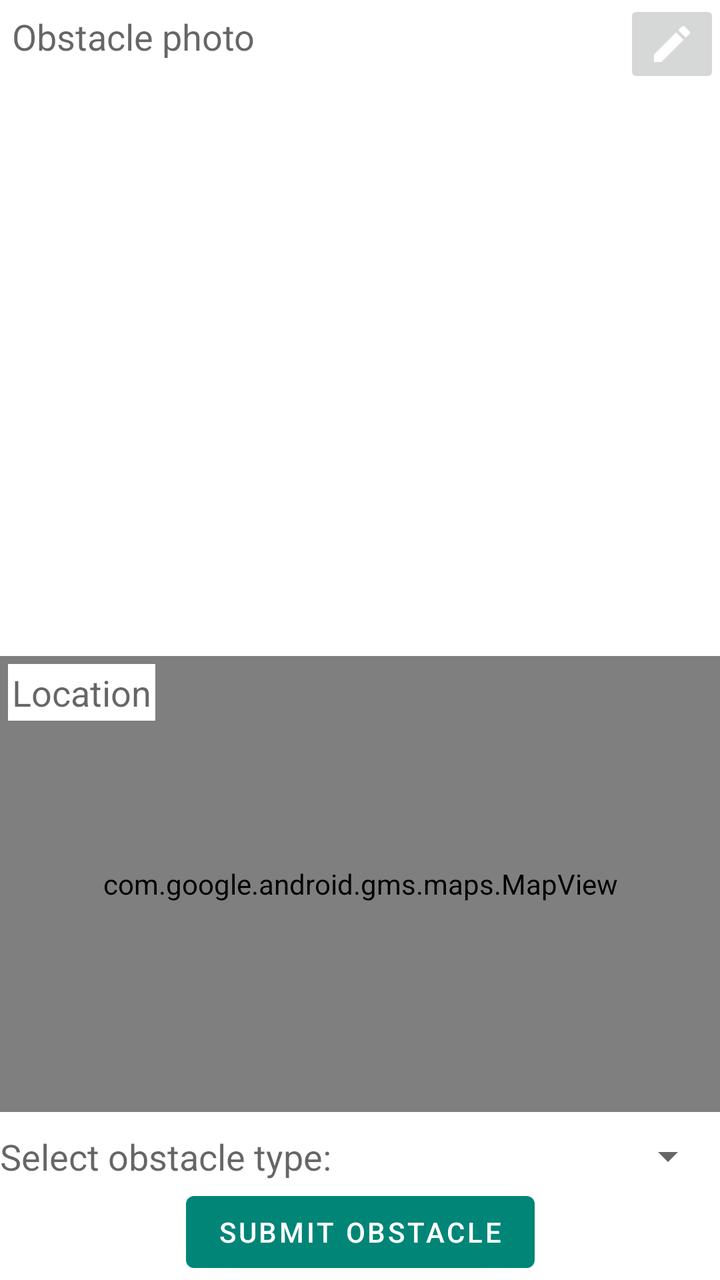
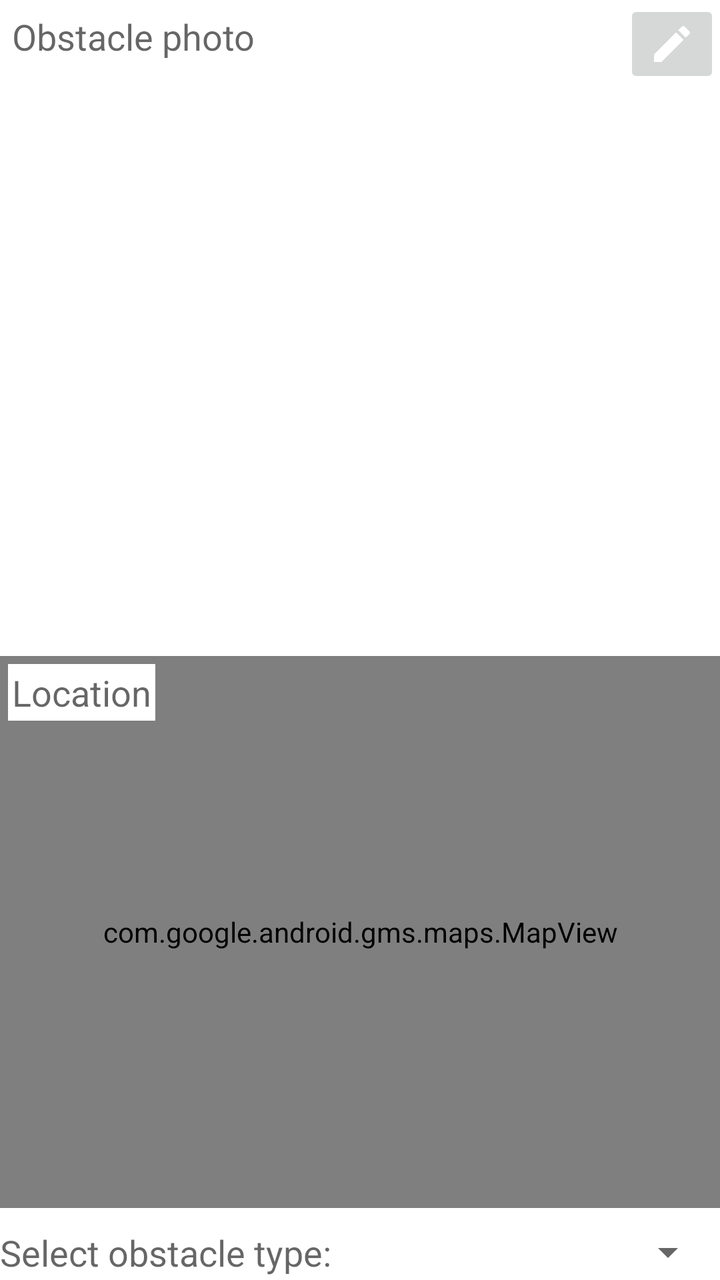

An Android layout rendered at two revisions. The XML below is the earlier revision; the diff shows what the commit changed to produce the second picture.
<!-- AndroidManifest.xml: application theme AppTheme -->
<!-- res/layout/fragment_obstacle_edit.xml -->
<?xml version="1.0" encoding="utf-8"?>
<androidx.constraintlayout.widget.ConstraintLayout xmlns:android="http://schemas.android.com/apk/res/android"
    xmlns:app="http://schemas.android.com/apk/res-auto"
    xmlns:map="http://schemas.android.com/apk/res-auto"
    xmlns:tools="http://schemas.android.com/tools"
    android:layout_width="match_parent"
    android:layout_height="match_parent"
    android:layout_margin="@dimen/margin_small"
    tools:context=".ObstacleEditFragment">

    <ImageView
        android:id="@+id/obstacle_image_view"
        android:layout_width="match_parent"
        android:layout_height="0dp"
        android:layout_marginBottom="@dimen/margin_small"
        android:scaleType="centerCrop"
        app:layout_constraintEnd_toEndOf="parent"
        app:layout_constraintHeight_percent="0.5"
        app:layout_constraintBottom_toTopOf="@id/map"
        app:layout_constraintStart_toStartOf="parent"
        app:layout_constraintTop_toTopOf="parent">

    </ImageView>

    <TextView
        android:id="@+id/photo_title"
        style="@style/TextAppearance.AppCompat.Medium"
        android:layout_width="wrap_content"
        android:layout_height="wrap_content"
        android:layout_margin="4dp"
        android:background="@android:color/white"
        android:padding="2dp"
        android:text="Obstacle photo"
        app:layout_constraintStart_toStartOf="@id/obstacle_image_view"
        app:layout_constraintTop_toTopOf="@id/obstacle_image_view" />

    <ImageButton
        android:id="@+id/button_edit_photo"
        android:layout_width="wrap_content"
        android:layout_height="wrap_content"
        android:src="@drawable/ic_edit_white_24dp"
        app:layout_constraintEnd_toEndOf="@id/obstacle_image_view"
        app:layout_constraintTop_toTopOf="@id/obstacle_image_view" />

    <com.google.android.gms.maps.MapView
        android:id="@+id/map"
        android:layout_width="match_parent"
        android:layout_height="0dp"
        android:layout_marginBottom="@dimen/margin_small"
        app:layout_constraintBottom_toTopOf="@id/select_obstacle_type_layout"
        app:layout_constraintEnd_toEndOf="parent"
        app:layout_constraintStart_toStartOf="parent"
        app:layout_constraintTop_toBottomOf="@id/obstacle_image_view"
        map:mapType="normal"
        map:uiRotateGestures="false"
        map:uiScrollGestures="true"
        map:uiTiltGestures="false" />

    <TextView
        android:id="@+id/map_title"
        style="@style/TextAppearance.AppCompat.Medium"
        android:layout_width="wrap_content"
        android:layout_height="wrap_content"
        android:layout_margin="4dp"
        android:background="@android:color/white"
        android:padding="2dp"
        android:text="Location"
        app:layout_constraintStart_toStartOf="@id/map"
        app:layout_constraintTop_toTopOf="@id/map" />

    <androidx.constraintlayout.widget.ConstraintLayout
        android:id="@+id/select_obstacle_type_layout"
        android:layout_width="match_parent"
        android:layout_height="wrap_content"
        app:layout_constraintBottom_toTopOf="@id/button_submit"
        app:layout_constraintEnd_toEndOf="parent"
        app:layout_constraintStart_toStartOf="parent"
        app:layout_constraintTop_toBottomOf="@id/map">

        <TextView
            android:id="@+id/select_obstacle_type_text"
            style="@style/TextAppearance.AppCompat.Medium"
            android:layout_width="wrap_content"
            android:layout_height="wrap_content"
            android:layout_marginEnd="@dimen/margin_large"
            android:text="@string/select_obstacle_type"
            app:layout_constraintBottom_toBottomOf="parent"
            app:layout_constraintEnd_toStartOf="@id/spinner"
            app:layout_constraintStart_toStartOf="parent"
            app:layout_constraintTop_toTopOf="parent" />

        <Spinner
            android:id="@+id/spinner"
            android:layout_width="0dp"
            android:layout_height="wrap_content"
            android:layout_margin="2dp"
            android:gravity="center"
            app:layout_constraintBottom_toBottomOf="parent"
            app:layout_constraintEnd_toEndOf="parent"
            app:layout_constraintStart_toEndOf="@id/select_obstacle_type_text"
            app:layout_constraintTop_toTopOf="parent" />
    </androidx.constraintlayout.widget.ConstraintLayout>

    <Button
        android:id="@+id/button_submit"
        android:layout_width="wrap_content"
        android:layout_height="wrap_content"
        android:text="Submit obstacle"
        app:layout_constraintBottom_toBottomOf="parent"
        app:layout_constraintEnd_toEndOf="parent"
        app:layout_constraintStart_toStartOf="parent"
        app:layout_constraintTop_toBottomOf="@id/select_obstacle_type_layout" />

</androidx.constraintlayout.widget.ConstraintLayout>
<!-- resources referenced by this layout -->
<resources>
  <dimen name="margin_large">32dp</dimen>
  <dimen name="margin_small">8dp</dimen>
  <!-- drawable ic_edit_white_24dp (drawable) -->
  <vector android:height="24dp" android:tint="#FFFFFF"
      android:viewportHeight="24.0" android:viewportWidth="24.0"
      android:width="24dp" xmlns:android="http://schemas.android.com/apk/res/android">
      <path android:fillColor="#FF000000" android:pathData="M3,17.25V21h3.75L17.81,9.94l-3.75,-3.75L3,17.25zM20.71,7.04c0.39,-0.39 0.39,-1.02 0,-1.41l-2.34,-2.34c-0.39,-0.39 -1.02,-0.39 -1.41,0l-1.83,1.83 3.75,3.75 1.83,-1.83z"/>
  </vector>
  <string name="select_obstacle_type">Select obstacle type:</string>
  <style name="AppTheme" parent="Theme.MaterialComponents.Light.DarkActionBar">
          
          <item name="colorPrimary">@color/colorPrimary</item>
          <item name="colorPrimaryDark">@color/colorPrimaryDark</item>
          <item name="colorAccent">@color/colorAccent</item>
      </style>
  <color name="colorPrimary">#008577</color>
  <color name="colorPrimaryDark">#00574B</color>
  <color name="colorAccent">#4CAF50</color>
</resources>

<!-- the commit's change to res/layout/fragment_obstacle_edit.xml (unified diff, before → after) -->
@@ -72,7 +72,7 @@
         android:id="@+id/select_obstacle_type_layout"
         android:layout_width="match_parent"
         android:layout_height="wrap_content"
-        app:layout_constraintBottom_toTopOf="@id/button_submit"
+        app:layout_constraintBottom_toBottomOf="parent"
         app:layout_constraintEnd_toEndOf="parent"
         app:layout_constraintStart_toStartOf="parent"
         app:layout_constraintTop_toBottomOf="@id/map">
@@ -101,14 +101,4 @@
             app:layout_constraintTop_toTopOf="parent" />
     </androidx.constraintlayout.widget.ConstraintLayout>
 
-    <Button
-        android:id="@+id/button_submit"
-        android:layout_width="wrap_content"
-        android:layout_height="wrap_content"
-        android:text="Submit obstacle"
-        app:layout_constraintBottom_toBottomOf="parent"
-        app:layout_constraintEnd_toEndOf="parent"
-        app:layout_constraintStart_toStartOf="parent"
-        app:layout_constraintTop_toBottomOf="@id/select_obstacle_type_layout" />
-
 </androidx.constraintlayout.widget.ConstraintLayout>
